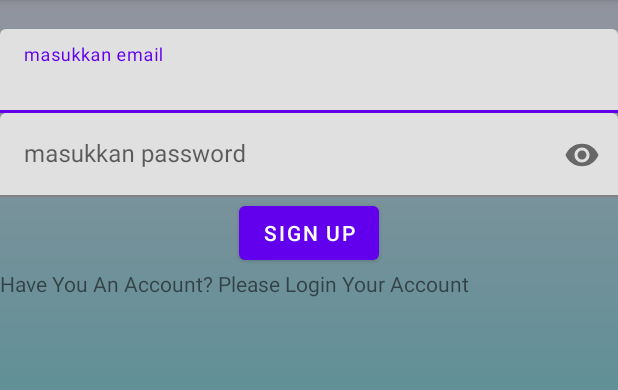
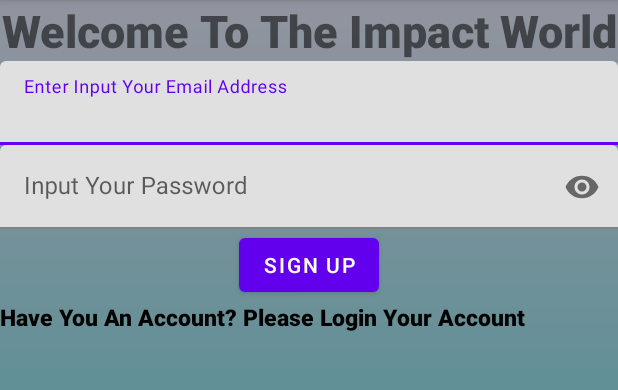
Before and after one commit to Devonian10/Tugas3PMB, an Android app: the screen it shows after launch (MainActivity), on a phone screen of 412 x 824 dp, the part 84-474 px from its top. Run offline under Robolectric (Android 15) with nearby library versions, the phone set to English and light mode, and no system bars; our stand-ins replace Firebase (no records; nobody signed in at launch, a user with empty details on screens opened directly).

Commit message:
Tugas 3 PM B Update

```diff
--- a/app/src/main/res/layout/activity_login.xml
+++ b/app/src/main/res/layout/activity_login.xml
@@ -12,7 +12,7 @@
         android:layout_height="wrap_content"
         android:layout_gravity="center_horizontal"
         android:textAlignment="center"
-        android:text="Welcome To The Impact World Please Enter Login Or Register Your Account"
+        android:text="Please Enter Login Your Account Or Register Your Account If You Don't Have Account"
         android:fontFamily="sans-serif-black"
         android:textColor="@color/black"
         android:textSize="36sp"/>
@@ -49,6 +49,8 @@
         android:layout_width="match_parent"
         android:layout_height="wrap_content"
         android:id="@+id/daftar"
+        android:layout_gravity="center_horizontal"
+        android:textAlignment="center"
         android:text="If You Don't Have Account? Please Register Your Account"/>
 
     <TextView
--- a/app/src/main/res/layout/activity_main.xml
+++ b/app/src/main/res/layout/activity_main.xml
@@ -11,7 +11,10 @@
         android:layout_width="match_parent"
         android:layout_height="wrap_content"
         android:layout_gravity="center_horizontal"
-        android:textAlignment="center"/>
+        android:textAlignment="center"
+        android:text="Welcome To The Impact World"
+        android:fontFamily="sans-serif-black"
+        android:textSize="30sp"/>
     <com.google.android.material.textfield.TextInputLayout
         android:layout_width="match_parent"
         android:layout_height="wrap_content"
@@ -20,7 +23,7 @@
             android:layout_width="match_parent"
             android:layout_height="wrap_content"
             android:inputType="textEmailAddress"
-            android:hint="masukkan email"
+            android:hint="Enter Input Your Email Address"
             android:id="@+id/email"/>
     </com.google.android.material.textfield.TextInputLayout>
     <com.google.android.material.textfield.TextInputLayout
@@ -31,7 +34,7 @@
             android:layout_width="match_parent"
             android:layout_height="wrap_content"
             android:inputType="textPassword"
-            android:hint="masukkan password"
+            android:hint="Input Your Password"
             android:id="@+id/password"/>
     </com.google.android.material.textfield.TextInputLayout>
         <Button
@@ -44,5 +47,8 @@
         android:layout_width="match_parent"
         android:layout_height="wrap_content"
         android:id="@+id/login"
-        android:text="Have You An Account? Please Login Your Account"/>
+        android:text="Have You An Account? Please Login Your Account"
+        android:fontFamily="sans-serif-black"
+        android:textColor="@color/black"
+        android:textSize="15sp"/>
 </LinearLayout>
```
